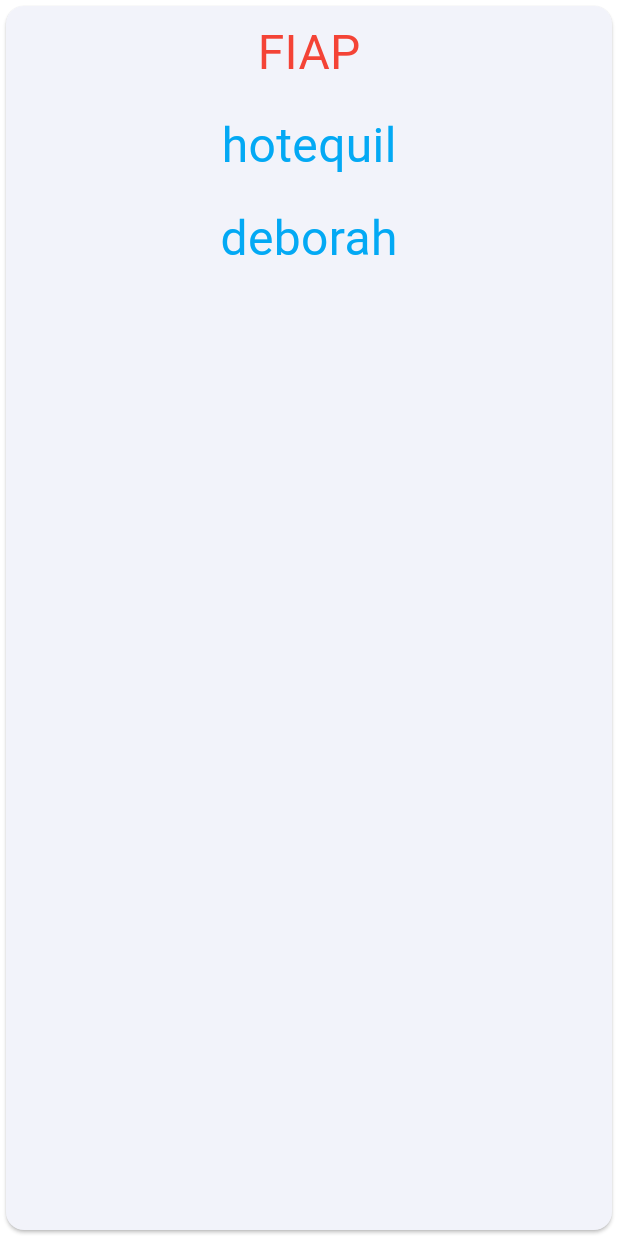
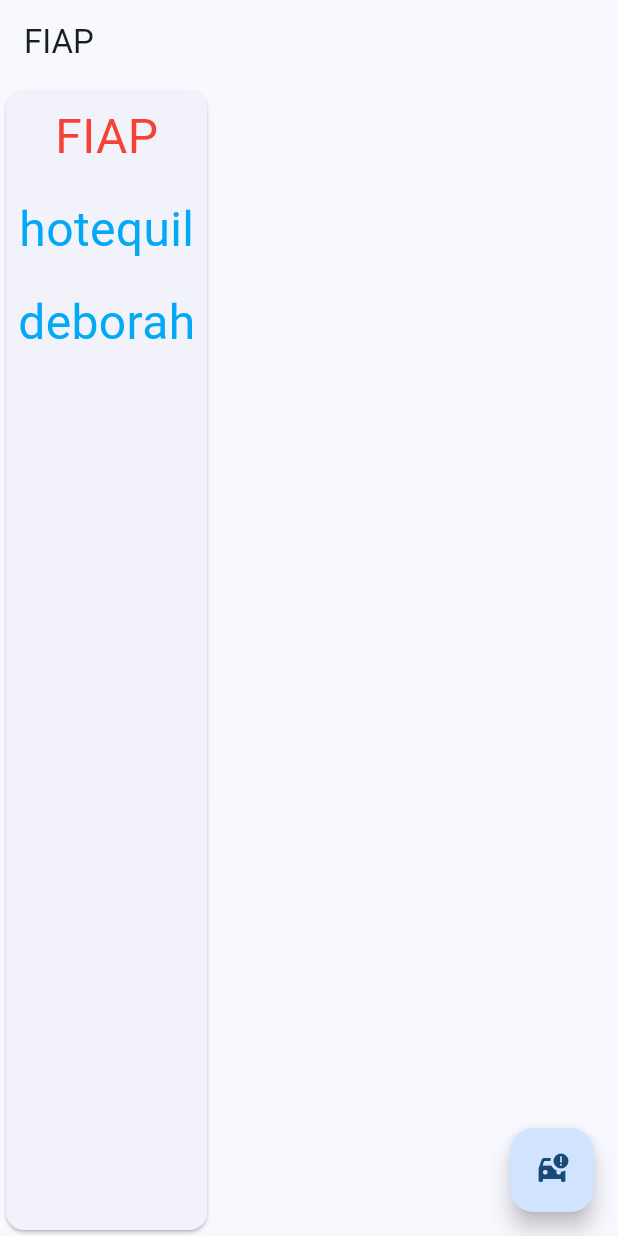
Before and after one commit to hotequil/flutter_study, a Flutter app: the screen it shows after launch, on a phone screen of 412 x 824 dp. Run offline on Flutter 3.47's test engine with Material 2 defaults, Android fonts, the phone set to English and light mode, and no system bars.

Commit message:
feat: used Scaffold

```diff
--- a/lib/main.dart
+++ b/lib/main.dart
@@ -1,3 +1,4 @@
+import 'package:flutter/foundation.dart';
 import 'package:flutter/material.dart';
 
 import 'my_home_page.dart';
@@ -18,13 +19,27 @@
         colorScheme: ColorScheme.fromSeed(seedColor: Colors.blue),
         useMaterial3: true,
       ),
-      home: Card(
+      home: Scaffold(
+        appBar: AppBar(
+          title: const Text('FIAP'),
+        ),
+        body: Card(
           child: Column(
             children: <Widget>[
               blueText('FIAP', color: Colors.red),
               blueText('hotequil'),
               blueText('deborah'),
             ],
+          ),
+        ),
+        floatingActionButton: FloatingActionButton(
+          tooltip: 'Floating button',
+          child: const Icon(Icons.car_crash),
+          onPressed: (){
+            if (kDebugMode) {
+              print('Button clicked');
+            }
+          },
         ),
       ),
     );
```
Lines whose indentation alone changed are shown as unchanged.
